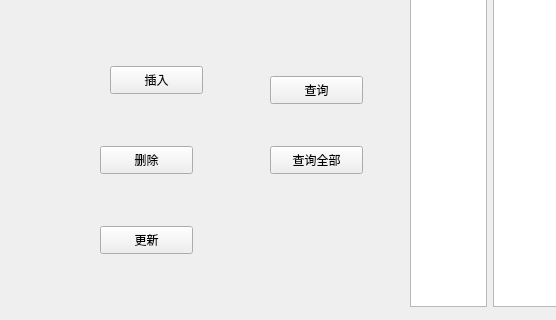
Old version of the form mysql.ui in the repository gaogao214/Qsqlite; both pictures show x 0 to 556 and y 204 to 524 of the 1225 by 634 pixel window.
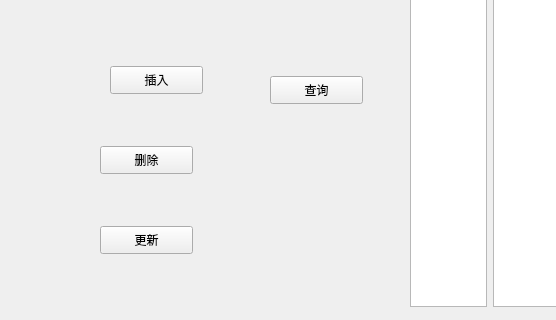
New version of the form.

Commit message: 删除查询全部数据

The edit to the form file:
```diff
--- a/mysql.ui
+++ b/mysql.ui
@@ -122,19 +122,6 @@
      <string>删除</string>
     </property>
    </widget>
-   <widget class="QPushButton" name="pushButtonSerachAll">
-    <property name="geometry">
-     <rect>
-      <x>270</x>
-      <y>350</y>
-      <width>93</width>
-      <height>28</height>
-     </rect>
-    </property>
-    <property name="text">
-     <string>查询全部</string>
-    </property>
-   </widget>
    <widget class="QPushButton" name="pushButtonUpdate">
     <property name="geometry">
      <rect>
@@ -148,7 +135,7 @@
      <string>更新</string>
     </property>
    </widget>
-   <widget class="QWidget" name="">
+   <widget class="QWidget" name="layoutWidget">
     <property name="geometry">
      <rect>
       <x>410</x>
```
The commit also changes 2 other files.
